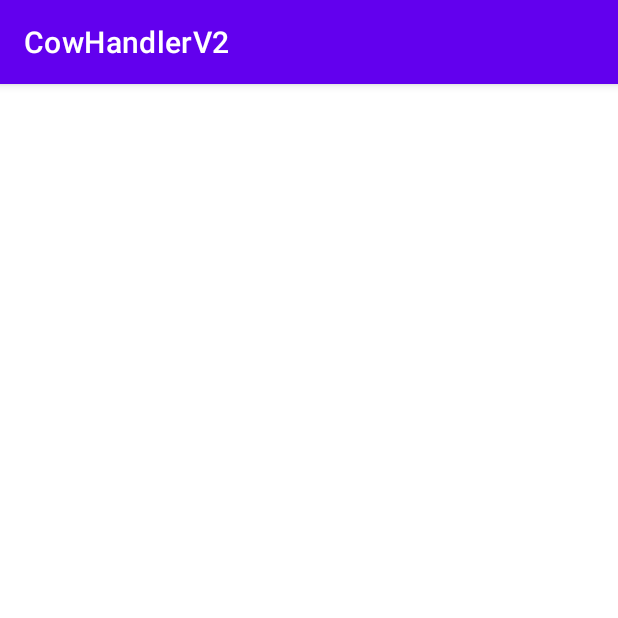
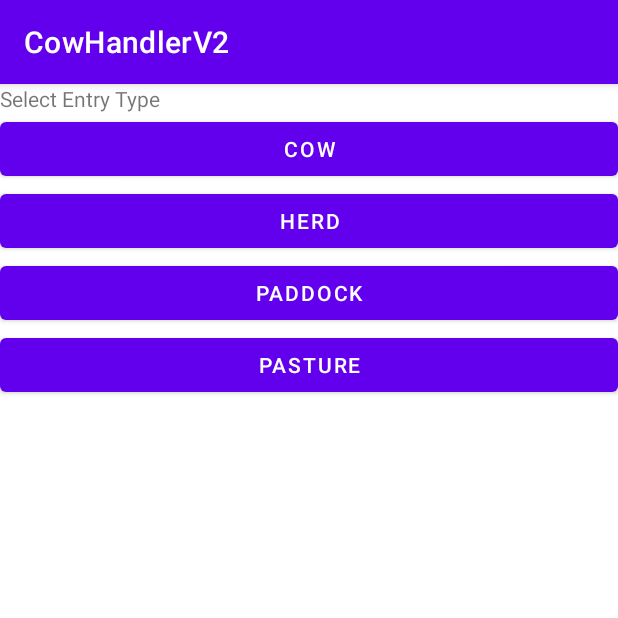
Before and after one commit to sboutros22/CowHandlerV2, an Android app: the AddCow screen opened directly, with no data from a screen before it, on a phone screen of 412 x 824 dp, the top half of it. Run offline under Robolectric (Android 15) with nearby library versions, the phone set to English and light mode, and no system bars.

Commit message:
Added Cow Entry activities with layout placeholders

```diff
--- a/app/src/main/AndroidManifest.xml
+++ b/app/src/main/AndroidManifest.xml
@@ -13,6 +13,9 @@
         android:supportsRtl="true"
         android:theme="@style/Theme.CowHandlerV2"
         tools:targetApi="31">
+        <activity
+            android:name=".CowEntry"
+            android:exported="false" />
         <activity
             android:name=".ViewCow"
             android:exported="false" />
--- a/app/src/main/java/com/clagroup/cowhandlerv2/AddCow.java
+++ b/app/src/main/java/com/clagroup/cowhandlerv2/AddCow.java
@@ -2,13 +2,29 @@ package com.clagroup.cowhandlerv2;
 
 import androidx.appcompat.app.AppCompatActivity;
 
+import android.content.Intent;
 import android.os.Bundle;
+import android.view.View;
+import android.widget.Button;
 
 public class AddCow extends AppCompatActivity {
+
+    Button cowBtn;
 
     @Override
     protected void onCreate(Bundle savedInstanceState) {
         super.onCreate(savedInstanceState);
         setContentView(R.layout.activity_add_cow);
+
+        cowBtn = findViewById(R.id.selectCowBtn);
+
+        cowBtn.setOnClickListener(new View.OnClickListener() {
+            @Override
+            public void onClick(View view) {
+                //Link activities
+                Intent intent = new Intent(AddCow.this,CowEntry.class);
+                startActivity(intent);
+            }
+        });
     }
 }
--- a/app/src/main/res/layout/activity_add_cow.xml
+++ b/app/src/main/res/layout/activity_add_cow.xml
@@ -1,9 +1,39 @@
 <?xml version="1.0" encoding="utf-8"?>
-<androidx.constraintlayout.widget.ConstraintLayout xmlns:android="http://schemas.android.com/apk/res/android"
+<LinearLayout xmlns:android="http://schemas.android.com/apk/res/android"
     xmlns:app="http://schemas.android.com/apk/res-auto"
     xmlns:tools="http://schemas.android.com/tools"
     android:layout_width="match_parent"
     android:layout_height="match_parent"
+    android:orientation="vertical"
     tools:context=".AddCow">
 
-</androidx.constraintlayout.widget.ConstraintLayout>
+    <TextView
+        android:id="@+id/textView2"
+        android:layout_width="match_parent"
+        android:layout_height="wrap_content"
+        android:text="@string/select_entry_type" />
+
+    <Button
+        android:id="@+id/selectCowBtn"
+        android:layout_width="match_parent"
+        android:layout_height="wrap_content"
+        android:text="@string/cow" />
+
+    <Button
+        android:id="@+id/selectHerdBtn"
+        android:layout_width="match_parent"
+        android:layout_height="wrap_content"
+        android:text="@string/herd" />
+
+    <Button
+        android:id="@+id/selectPaddockBtn"
+        android:layout_width="match_parent"
+        android:layout_height="wrap_content"
+        android:text="@string/paddock" />
+
+    <Button
+        android:id="@+id/selectPastureBtn"
+        android:layout_width="match_parent"
+        android:layout_height="wrap_content"
+        android:text="@string/pasture" />
+</LinearLayout>
--- a/app/src/main/res/layout/activity_edit_entry.xml
+++ b/app/src/main/res/layout/activity_edit_entry.xml
@@ -1,9 +1,9 @@
 <?xml version="1.0" encoding="utf-8"?>
-<androidx.constraintlayout.widget.ConstraintLayout xmlns:android="http://schemas.android.com/apk/res/android"
+<LinearLayout xmlns:android="http://schemas.android.com/apk/res/android"
     xmlns:app="http://schemas.android.com/apk/res-auto"
     xmlns:tools="http://schemas.android.com/tools"
     android:layout_width="match_parent"
     android:layout_height="match_parent"
     tools:context=".EditEntry">
 
-</androidx.constraintlayout.widget.ConstraintLayout>
+</LinearLayout>
--- a/app/src/main/res/layout/activity_view_cow.xml
+++ b/app/src/main/res/layout/activity_view_cow.xml
@@ -1,9 +1,9 @@
 <?xml version="1.0" encoding="utf-8"?>
-<androidx.constraintlayout.widget.ConstraintLayout xmlns:android="http://schemas.android.com/apk/res/android"
+<LinearLayout xmlns:android="http://schemas.android.com/apk/res/android"
     xmlns:app="http://schemas.android.com/apk/res-auto"
     xmlns:tools="http://schemas.android.com/tools"
     android:layout_width="match_parent"
     android:layout_height="match_parent"
     tools:context=".ViewCow">
 
-</androidx.constraintlayout.widget.ConstraintLayout>
+</LinearLayout>
--- a/app/src/main/res/values/strings.xml
+++ b/app/src/main/res/values/strings.xml
@@ -7,4 +7,10 @@
     <string name="delete_entry">Delete Entry</string>
 
     <string name="place_holder">placeholder</string>
+
+    <string name="select_entry_type">Select Entry Type</string>
+    <string name="cow">Cow</string>
+    <string name="herd">Herd</string>
+    <string name="paddock">Paddock</string>
+    <string name="pasture">Pasture</string>
 </resources>
```
Also changed, not shown: app/src/main/java/com/clagroup/cowhandlerv2/CowEntry.java (added, +14 -0 lines), app/src/main/res/layout/activity_cow_entry.xml (added, +15 -0 lines).
